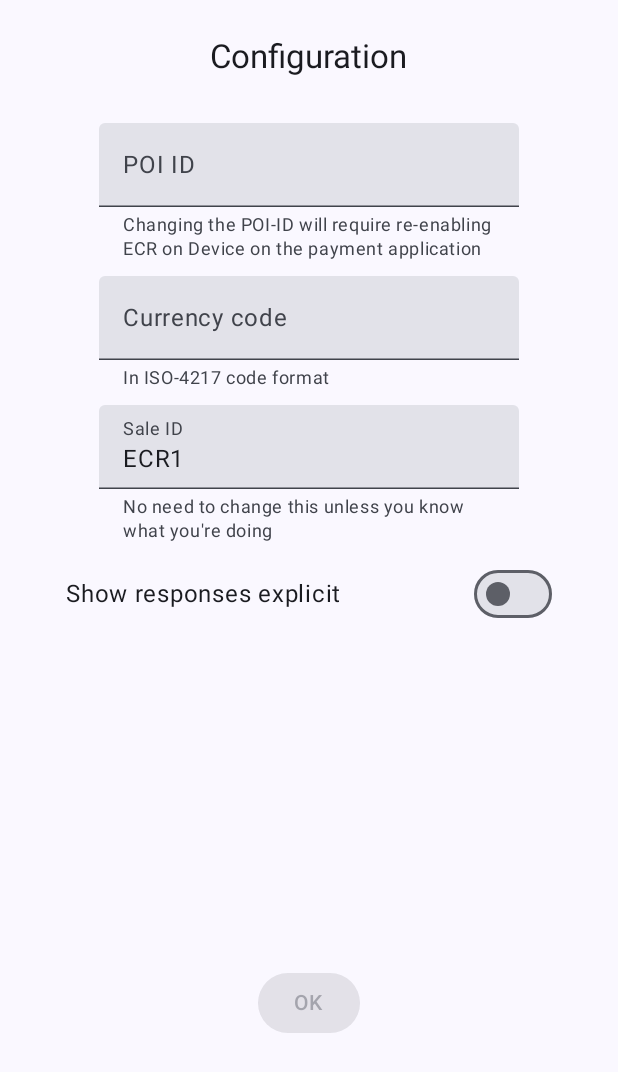
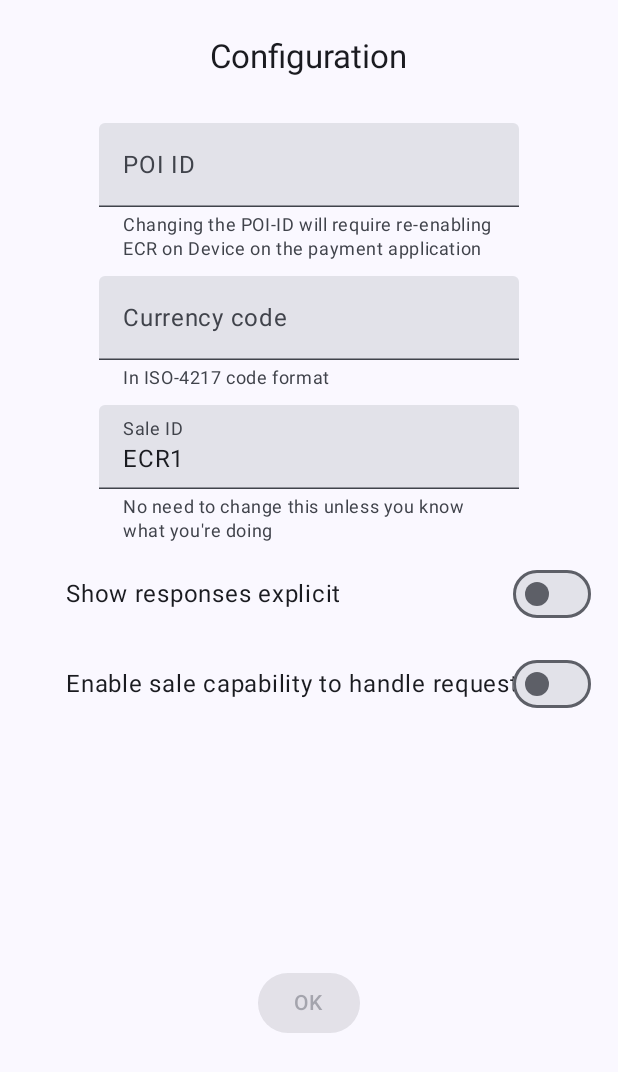
Before and after one commit to PayEx/pax-ecr-on-device, an Android app built with Jetpack Compose: the screen it shows after launch (MainActivity), on a phone screen of 412 x 824 dp. Shown: the top 1072 px of the screen. Run offline under Robolectric (Android 15) with nearby library versions, the phone set to English and light mode, and no system bars.

Commit message:
implemented salecapability support (#67)

```diff
--- a/app/build.gradle.kts
+++ b/app/build.gradle.kts
@@ -15,7 +15,7 @@ android {
         //noinspection ExpiredTargetSdkVersion App will not be published to Google Play
         targetSdk = 28
         versionCode = 1
-        versionName = "1.3"
+        versionName = "1.5"
 
         testInstrumentationRunner = "androidx.test.runner.AndroidJUnitRunner"
         vectorDrawables {
--- a/app/src/main/java/com/pax/ecr/app/Config.kt
+++ b/app/src/main/java/com/pax/ecr/app/Config.kt
@@ -8,9 +8,10 @@ data class Config(
     val currencyCode: String?,
     val saleId: String?,
     val responseScreenEnabled: Boolean = false,
+    val enableSaleCapabilities: Boolean = false,
 ) {
     companion object {
-        val DEFAULT = Config(null, null, "ECR1", false)
+        val DEFAULT = Config(null, null, "ECR1", false, false)
     }
 
     fun isValid() =
--- a/app/src/main/java/com/pax/ecr/app/MainActivity.kt
+++ b/app/src/main/java/com/pax/ecr/app/MainActivity.kt
@@ -11,6 +11,7 @@ import androidx.compose.foundation.layout.fillMaxSize
 import androidx.compose.material3.MaterialTheme
 import androidx.compose.material3.Surface
 import androidx.compose.runtime.getValue
+import androidx.compose.runtime.mutableStateListOf
 import androidx.compose.runtime.mutableStateMapOf
 import androidx.compose.runtime.mutableStateOf
 import androidx.compose.runtime.setValue
@@ -34,7 +35,6 @@ import kotlinx.coroutines.CoroutineScope
 import kotlinx.coroutines.Dispatchers
 import kotlinx.coroutines.delay
 import kotlinx.coroutines.launch
-import kotlinx.serialization.encodeToString
 import kotlinx.serialization.json.Json
 import java.math.BigDecimal
 import kotlin.time.DurationUnit
@@ -49,6 +49,8 @@ var lastResponseTransactionId by mutableStateOf("")
 var selectedMode by mutableStateOf<Mode?>(null)
 var receiptData by mutableStateOf("")
 var receiptElements = mutableStateMapOf<String, Int>()
+
+var nexoRequests = mutableStateListOf<String>()
 
 enum class Mode {
     PAYMENT_APPLICATION,
@@ -73,9 +75,11 @@ class MainActivity : ComponentActivity() {
                     color = MaterialTheme.colorScheme.background,
                     onClick = ::hideNavBar,
                 ) {
-                    if (config.responseScreenEnabled && responseText.isNotBlank()) {
-                        ResponseScreen(response = responseText) {
+                    if (config.responseScreenEnabled && (responseText.isNotBlank() || nexoRequests.isNotEmpty())) {
+                        val outcome = (nexoRequests + responseText).joinToString(separator = "\n\n")
+                        ResponseScreen(response = outcome) {
                             responseText = ""
+                            nexoRequests.clear()
                         }
                     } else if (receiptData.isNotBlank()) {
                         PrintReceiptScreen(
@@ -116,6 +120,9 @@ class MainActivity : ComponentActivity() {
                             null ->
                                 ModeSelectorScreen(modifier = Modifier.fillMaxHeight(.93f), modeSelector = ::handleModeSelected)
                         }
+                    }
+                    if (!config.enableSaleCapabilities) {
+                        nexoRequests.clear()
                     }
                 }
             }
@@ -211,7 +218,7 @@ class MainActivity : ComponentActivity() {
         hideNavBar()
         when (action) {
             Action.ADMIN -> sendAdminIntent(AdminAction.OPEN_ADMIN_MENU)
-            Action.LOGIN -> sendMessageIntent(loginRequest())
+            Action.LOGIN -> sendMessageIntent(loginRequest(config.enableSaleCapabilities))
             Action.LOGOUT -> sendMessageIntent(logout())
             Action.PRINT_RECEIPT -> sendMessageIntent(receipt(receiptData))
             Action.PURCHASE -> sendMessageIntent(payment(amount = BigDecimal.TEN))
--- a/app/src/main/java/com/pax/ecr/app/NexoMessages.kt
+++ b/app/src/main/java/com/pax/ecr/app/NexoMessages.kt
@@ -11,7 +11,7 @@ import java.time.format.DateTimeFormatter
 import kotlin.random.Random
 
 object NexoMessages {
-    fun loginRequest() =
+    fun loginRequest(enableSaleCapabilities: Boolean) =
         """
         <SaleToPOIRequest>
             <MessageHeader MessageCategory="Login" MessageClass="Service" MessageType="Request" POIID="${config.poiId}" ProtocolVersion="3.1" SaleID="${config.saleId}" ServiceID="${randomServiceId()}"/>
@@ -19,7 +19,7 @@ object NexoMessages {
                 <DateTime>${now()}</DateTime>
                 <SaleSoftware ApplicationName="TestScripts" CertificationCode="ECTS2PS001" ProviderIdentification="swedbankpay" SoftwareVersion="1.0"/>
                 <SaleTerminalData TerminalEnvironment="Attended">
-                    <SaleCapabilities>PrinterReceipt</SaleCapabilities>
+                    <SaleCapabilities>${if (enableSaleCapabilities) "PrinterReceipt CashierStatus CashierError CashierDisplay CashierInput" else "PrinterReceipt"}</SaleCapabilities>
                     <SaleProfile/>
                 </SaleTerminalData>
             </LoginRequest>
--- /dev/null
+++ b/app/src/main/java/com/pax/ecr/app/ui/screen/common/SettingsRow.kt
@@ -0,0 +1,38 @@
+import androidx.compose.foundation.layout.Arrangement
+import androidx.compose.foundation.layout.Box
+import androidx.compose.foundation.layout.Row
+import androidx.compose.foundation.layout.fillMaxWidth
+import androidx.compose.foundation.layout.height
+import androidx.compose.material3.Switch
+import androidx.compose.material3.Text
+import androidx.compose.runtime.Composable
+import androidx.compose.ui.Alignment
+import androidx.compose.ui.Modifier
+import androidx.compose.ui.unit.dp
+
+@Composable
+fun SettingsRow(
+    text: String,
+    checked: Boolean,
+    onCheckedChange: (Boolean) -> Unit,
+) {
+    Row(
+        modifier =
+            Modifier
+                .fillMaxWidth()
+                .height(48.dp),
+        horizontalArrangement = Arrangement.SpaceBetween,
+        verticalAlignment = Alignment.CenterVertically,
+    ) {
+        Box(
+            modifier = Modifier.fillMaxWidth(),
+            contentAlignment = Alignment.CenterStart,
+        ) {
+            Text(text)
+        }
+        Switch(
+            checked = checked,
+            onCheckedChange = onCheckedChange,
+        )
+    }
+}
--- a/app/src/main/java/com/pax/ecr/app/ui/screen/config/ConfigScreen.kt
+++ b/app/src/main/java/com/pax/ecr/app/ui/screen/config/ConfigScreen.kt
@@ -1,9 +1,9 @@
 package com.pax.ecr.app.ui.screen.config
 
+import SettingsRow
 import androidx.compose.foundation.layout.Arrangement
 import androidx.compose.foundation.layout.Box
 import androidx.compose.foundation.layout.Column
-import androidx.compose.foundation.layout.Row
 import androidx.compose.foundation.layout.Spacer
 import androidx.compose.foundation.layout.fillMaxSize
 import androidx.compose.foundation.layout.fillMaxWidth
@@ -13,7 +13,6 @@ import androidx.compose.foundation.rememberScrollState
 import androidx.compose.foundation.verticalScroll
 import androidx.compose.material3.Button
 import androidx.compose.material3.MaterialTheme
-import androidx.compose.material3.Switch
 import androidx.compose.material3.Text
 import androidx.compose.material3.TextField
 import androidx.compose.runtime.Composable
@@ -68,17 +67,27 @@ fun ConfigScreen(
             }, label = {
                 Text(text = "Sale ID")
             })
-            Row(
-                Modifier
-                    .fillMaxWidth()
-                    .padding(horizontal = 20.dp),
-                horizontalArrangement = Arrangement.SpaceBetween,
-                verticalAlignment = Alignment.CenterVertically,
+            Column(
+                modifier =
+                    Modifier
+                        .fillMaxWidth()
+                        .padding(horizontal = 20.dp),
+                verticalArrangement = Arrangement.spacedBy(12.dp),
             ) {
-                Text(text = "Show responses explicit")
-                Switch(
+                SettingsRow(
+                    text = "Show responses explicit",
                     checked = config.responseScreenEnabled,
-                    onCheckedChange = { onConfigChange(config.copy(responseScreenEnabled = it)) },
+                    onCheckedChange = {
+                        onConfigChange(config.copy(responseScreenEnabled = it))
+                    },
+                )
+
+                SettingsRow(
+                    text = "Enable sale capability to handle requests",
+                    checked = config.enableSaleCapabilities,
+                    onCheckedChange = {
+                        onConfigChange(config.copy(enableSaleCapabilities = it))
+                    },
                 )
             }
         }
```
Also changed, not shown: app/src/main/java/com/pax/ecr/app/NexoMessageIntentReceiver.kt (+22 -3 lines), app/src/main/java/com/pax/ecr/app/ui/screen/config/ReponseScreen.kt (+39 -4 lines).
